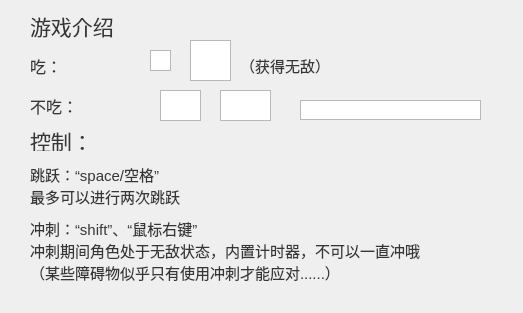
Above: project/introduction.ui from aaaMsLIUfruit/RunningDino before the change. Below: the same form after it.
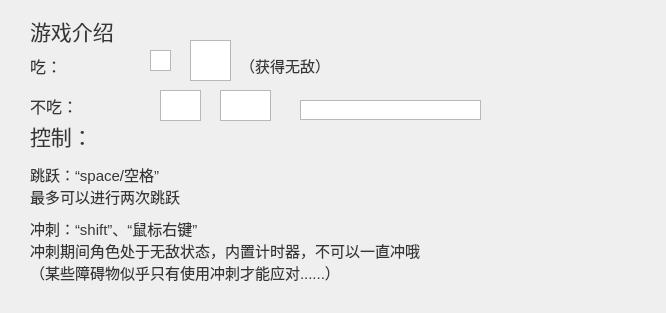
That is the form after the change. Icons and pictures are not drawn.

```diff
--- a/project/introduction.ui
+++ b/project/introduction.ui
@@ -6,7 +6,7 @@
    <rect>
     <x>0</x>
     <y>0</y>
-    <width>523</width>
+    <width>666</width>
     <height>313</height>
    </rect>
   </property>
@@ -19,7 +19,7 @@
      <x>30</x>
      <y>10</y>
      <width>221</width>
-     <height>31</height>
+     <height>41</height>
     </rect>
    </property>
    <property name="styleSheet">
@@ -134,9 +134,9 @@
    <property name="geometry">
     <rect>
      <x>30</x>
-     <y>130</y>
+     <y>120</y>
      <width>91</width>
-     <height>21</height>
+     <height>31</height>
     </rect>
    </property>
    <property name="styleSheet">
@@ -170,7 +170,7 @@
     <rect>
      <x>30</x>
      <y>210</y>
-     <width>491</width>
+     <width>581</width>
      <height>81</height>
     </rect>
    </property>
@@ -189,7 +189,7 @@
     <rect>
      <x>240</x>
      <y>50</y>
-     <width>101</width>
+     <width>131</width>
      <height>31</height>
     </rect>
    </property>
```
